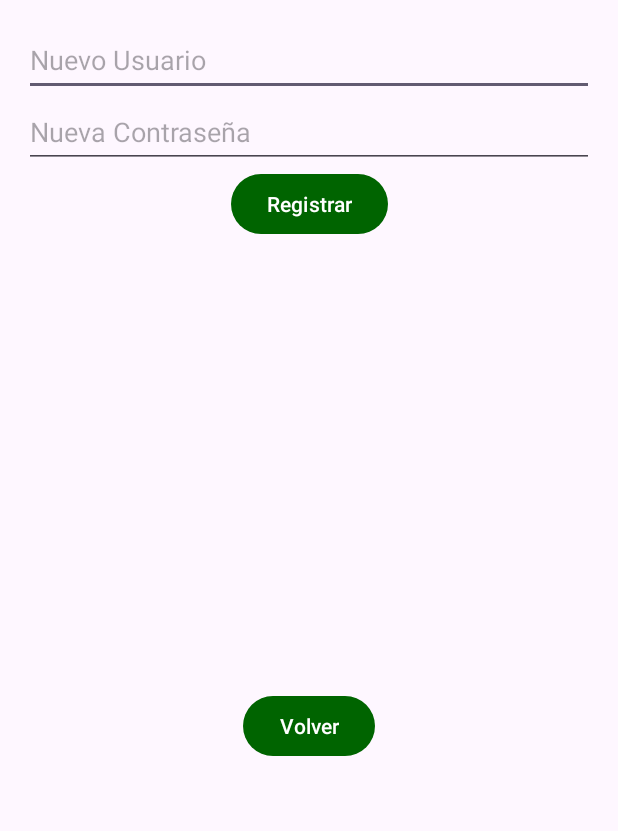
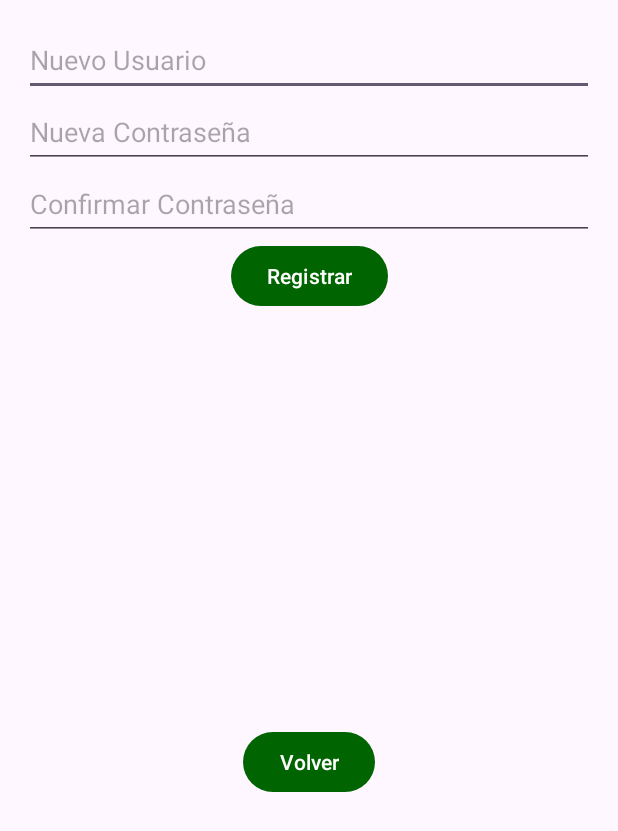
Before and after one commit to Albertlp93/ProjectGame, an Android app: the CrearCuentaActivity screen opened directly, with no data from a screen before it, on a phone screen of 412 x 824 dp. Shown: the top 831 px of the screen. Run offline under Robolectric (Android 15) with nearby library versions, the phone set to English and light mode, and no system bars; our stand-ins replace RxJava.

Commit message:
Agregado el campo confirmar contraseña

```diff
--- a/app/src/main/res/layout/activity_crear_cuenta.xml
+++ b/app/src/main/res/layout/activity_crear_cuenta.xml
@@ -33,12 +33,25 @@
         app:layout_constraintEnd_toEndOf="parent"
         app:layout_constraintVertical_bias="0.1" />
 
+    <EditText
+        android:id="@+id/editTextConfirmarContraseña"
+        android:layout_width="match_parent"
+        android:layout_height="wrap_content"
+        android:hint="@string/hint_confirmar_contraseña"
+        android:inputType="textPassword"
+        android:autofillHints="new-password"
+        android:minHeight="48dp"
+        app:layout_constraintTop_toBottomOf="@id/editTextNuevaContraseña"
+        app:layout_constraintStart_toStartOf="parent"
+        app:layout_constraintEnd_toEndOf="parent"
+        app:layout_constraintVertical_bias="0.1" />
+
     <Button
         android:id="@+id/buttonRegistrar"
         android:layout_width="wrap_content"
         android:layout_height="wrap_content"
         android:text="@string/btn_registrar"
-        app:layout_constraintTop_toBottomOf="@id/editTextNuevaContraseña"
+        app:layout_constraintTop_toBottomOf="@id/editTextConfirmarContraseña"
         app:layout_constraintStart_toStartOf="parent"
         app:layout_constraintEnd_toEndOf="parent"
         app:layout_constraintVertical_bias="0.2" />
@@ -53,5 +66,4 @@
         app:layout_constraintStart_toStartOf="parent"
         app:layout_constraintTop_toBottomOf="@+id/buttonRegistrar" />
 
-
 </androidx.constraintlayout.widget.ConstraintLayout>
--- a/app/src/main/res/values/strings.xml
+++ b/app/src/main/res/values/strings.xml
@@ -23,6 +23,7 @@
 
     <string name="hint_nuevo_usuario">Nuevo Usuario</string>
     <string name="hint_nueva_contraseña">Nueva Contraseña</string>
+    <string name="hint_confirmar_contraseña">Confirmar Contraseña</string>
     <string name="btn_registrar">Registrar</string>
     <string name="btn_regresar">Volver</string>     <!-- esta en mas de un layout -->
 
```
